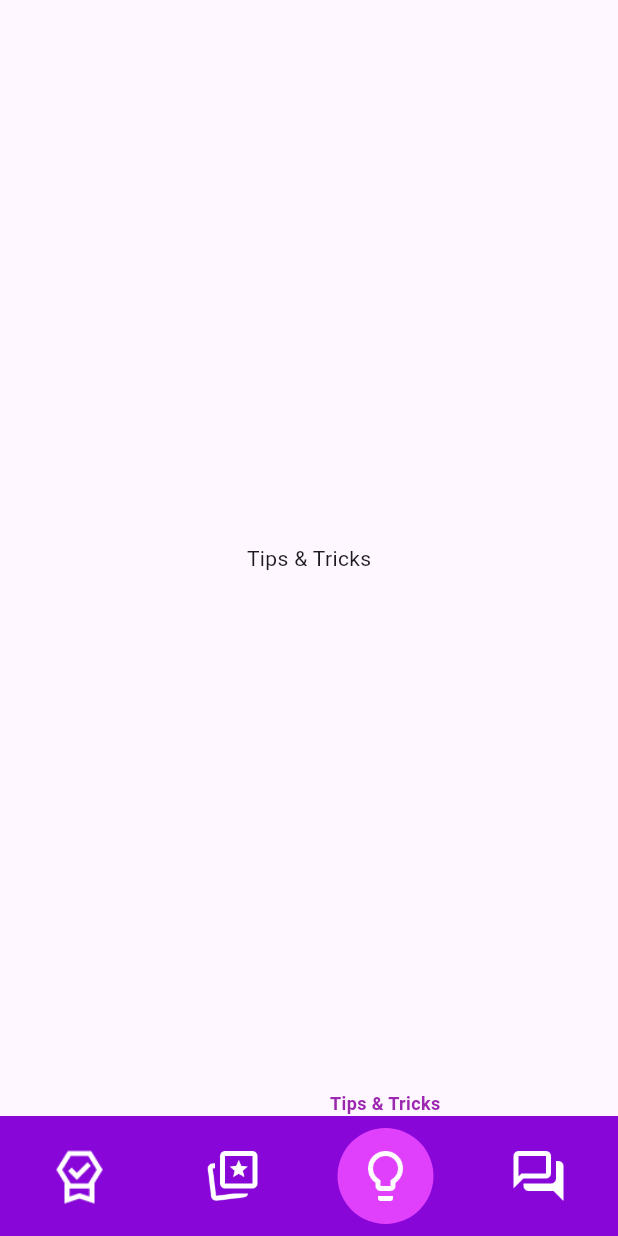
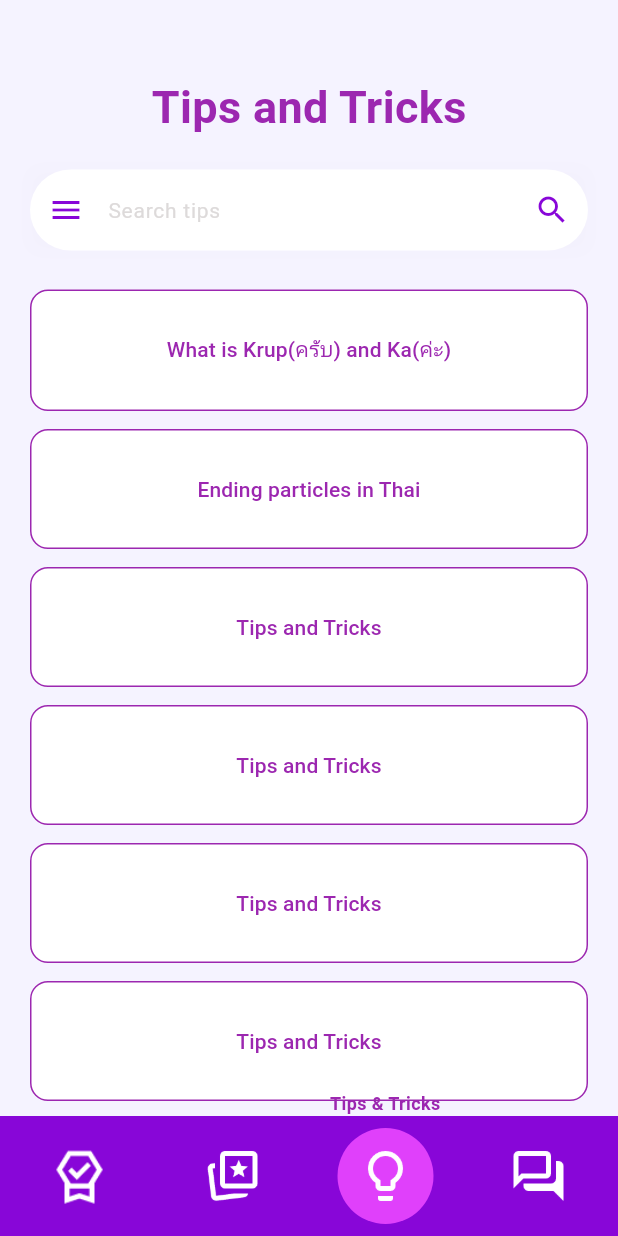
Before and after one commit to PlyJB/283_Mobile_app_gr20, a Flutter app: the screen it shows after launch, item 3 of the bottom bar chosen, on a phone screen of 412 x 824 dp. Run offline on Flutter 3.47's test engine with Material 3 defaults, Android fonts, the phone set to English and light mode, and no system bars; our stand-ins replace flutter_svg.

Commit message:
feat: create tips&Tricks page

```diff
--- /dev/null
+++ b/lib/models/tips_model.dart
@@ -0,0 +1,83 @@
+import 'dart:ui';
+
+class TipsModel {
+  String title;
+  List<Article> articles;
+
+  TipsModel({required this.title, required this.articles});
+
+  static List<TipsModel> getTips() {
+    List<TipsModel> tips = [];
+    tips.add(
+      TipsModel(
+        title: "What is Krup(ครับ) and Ka(ค่ะ)",
+        articles: [
+          Article(
+            article:
+                '"Krup"/ "ครับ" Also spelled as "kup", is a polite ending particle for males. '
+                'It is used in both questions and normal sentences. It is usually pronounced the same as the English word “cup.”',
+          ),
+          Article(
+            article:
+                '"Ka" / "คะ" / "ค่ะ" Also spelled as "kha", is a polite ending particle for females. In normal sentences, it has a falling tone (written as khâ / ค่ะ), and in questions, it has a high tone (written as khá / คะ).',
+          ),
+          Article(
+            article:
+                'Sometimes, when Thai people answer a question with krub or ka, it can mean "yes" or indicate agreement with the question.',
+          ),
+        ],
+      ),
+    );
+    tips.add(
+      TipsModel(
+        title: "Ending particles in Thai",
+        articles: [
+          Article(
+            article:
+                '"na" นะ used to soften your sentence and make it sound more friendly. "na" can be used for both formal and informal context. It can be use along with "ka" or "krup" for example, you can say "khoop khun na ka" or "khop khun na".e',
+          ),
+          Article(
+            article:
+                '"ja" จ่ะ Used in a less formal context, when speaking to friends or someone younger than yourself',
+          ),
+          Article(
+            article:
+                '"lor" เหรอ Used in the context of "really?". Frequently paired with "Jing lor" or "Chai lor" which means "really?".',
+          ),
+        ],
+      ),
+    );
+    tips.add(
+      TipsModel(
+        title: "Tips and Tricks",
+        articles: [Article(article: 'article test1')],
+      ),
+    );
+    tips.add(
+      TipsModel(
+        title: "Tips and Tricks",
+        articles: [Article(article: 'article test2')],
+      ),
+    );
+    tips.add(
+      TipsModel(
+        title: "Tips and Tricks",
+        articles: [Article(article: 'article test3')],
+      ),
+    );
+    tips.add(
+      TipsModel(
+        title: "Tips and Tricks",
+        articles: [Article(article: 'article test4')],
+      ),
+    );
+
+    return tips;
+  }
+}
+
+class Article {
+  final String article;
+
+  Article({required this.article});
+}
--- a/lib/pages/checkCardPic.dart
+++ b/lib/pages/checkCardPic.dart
@@ -1,6 +1,6 @@
 import 'package:flutter/material.dart';
-import 'createCardDetail.dart';
-// import 'camera.dart';
+import 'package:pic2thai/pages/createCardDetail.dart';
+// import 'package:pic2thai/pages/camera.dart';
 
 class CheckCardPic extends StatelessWidget {
   // final String imagePath;
--- a/lib/pages/createCardDetail.dart
+++ b/lib/pages/createCardDetail.dart
@@ -1,4 +1,5 @@
 import 'package:flutter/material.dart';
+import 'package:pic2thai/main.dart';
 import 'package:pic2thai/pages/cardCollection.dart';
 import 'package:pic2thai/pages/checkCardPic.dart';
 
@@ -118,7 +119,7 @@ class _CreatecardDetailState extends State<CreatecardDetail> {
                 onPressed: () {
                   Future.delayed(Duration(milliseconds: 100), () {
                     Navigator.of(context).pushAndRemoveUntil(
-                      MaterialPageRoute(builder: (context) => CheckCardPic()),
+                      MaterialPageRoute(builder: (context) => MyApp()),
                       (route) => false,
                     );
                   });
--- a/lib/pages/tips.dart
+++ b/lib/pages/tips.dart
@@ -1,10 +1,138 @@
 import 'package:flutter/material.dart';
+import 'package:pic2thai/models/tips_model.dart';
+import 'package:pic2thai/pages/tipsDetails.dart';
 
-class TipsPage extends StatelessWidget {
+class TipsPage extends StatefulWidget {
   const TipsPage({super.key});
 
   @override
+  State<TipsPage> createState() => _TipsPageState();
+}
+
+class _TipsPageState extends State<TipsPage> {
+  List<TipsModel> tips = [];
+
+  void _getTips() {
+    setState(() {
+      tips = TipsModel.getTips();
+    });
+  }
+
+  void initState() {
+    super.initState();
+    Future.delayed(Duration.zero, () {
+      _getTips();
+    });
+  }
+
+  Widget _searchBox() {
+    return Container(
+      margin: const EdgeInsets.all(20),
+      decoration: BoxDecoration(
+        boxShadow: [
+          BoxShadow(
+            color: const Color(0xff1D1617).withOpacity(0.01),
+            blurRadius: 10,
+            spreadRadius: 0.0,
+          ),
+        ],
+      ),
+      child: TextField(
+        decoration: InputDecoration(
+          border: OutlineInputBorder(
+            borderRadius: BorderRadius.circular(28),
+            borderSide: BorderSide.none,
+          ),
+          filled: true,
+          fillColor: Colors.white,
+          contentPadding: const EdgeInsets.all(15),
+          hintText: 'Search tips',
+          hintStyle: const TextStyle(color: Color(0xffDDDADA), fontSize: 14),
+          prefixIcon: const Icon(Icons.menu, color: Color(0xFF8806D8)),
+          suffixIcon: const Icon(Icons.search, color: Color(0xFF8806D8)),
+        ),
+      ),
+    );
+  }
+
+  Widget _buildTips(TipsModel tips) {
+    return Container(
+      margin: const EdgeInsets.symmetric(vertical: 6),
+      child: OutlinedButton(
+        style: OutlinedButton.styleFrom(
+          backgroundColor: Colors.white,
+          side: BorderSide(color: Colors.purple),
+          shape: RoundedRectangleBorder(
+            borderRadius: BorderRadius.circular(12),
+          ),
+          padding: const EdgeInsets.symmetric(vertical: 30),
+        ),
+        onPressed: () {
+          Navigator.of(context).push(
+            PageRouteBuilder(
+              pageBuilder:
+                  (context, animation, secondaryAnimation) =>
+                      Tipsdetails(tip: tips),
+              transitionsBuilder: (
+                context,
+                animation,
+                secondaryAnimation,
+                child,
+              ) {
+                return SlideTransition(
+                  position: Tween<Offset>(
+                    begin: Offset(1, 0),
+                    end: Offset(0, 0),
+                  ).animate(animation),
+                  child: child,
+                );
+              },
+            ),
+          );
+        },
+        child: Text(
+          tips.title,
+          textAlign: TextAlign.center,
+          style: const TextStyle(color: Colors.purple),
+        ),
+      ),
+    );
+  }
+
+  @override
   Widget build(BuildContext context) {
-    return Scaffold(body: Center(child: Text('Tips & Tricks')));
+    return Scaffold(
+      backgroundColor: const Color(0xFFF5F3FF),
+      body: Column(
+        children: [
+          SizedBox(height: 30),
+          Padding(
+            padding: EdgeInsets.only(top: 20, left: 20, right: 20),
+            child: Center(
+              child: Text(
+                "Tips and Tricks",
+                style: TextStyle(
+                  fontSize: 30,
+                  fontWeight: FontWeight.bold,
+                  color: Colors.purple,
+                ),
+              ),
+            ),
+          ),
+          _searchBox(),
+          Expanded(
+            child: Padding(
+              padding: EdgeInsets.only(left: 20, right: 20),
+              child: ListView.builder(
+                itemCount: tips.length,
+                itemBuilder: (context, index) {
+                  return _buildTips(tips[index]);
+                },
+              ),
+            ),
+          ),
+        ],
+      ),
+    );
   }
 }
```
Also changed, not shown: lib/main.dart (+4 -4 lines), lib/pages/cardCollection.dart (+20 -9 lines), lib/pages/tipsDetails.dart (+46 -0 lines).
